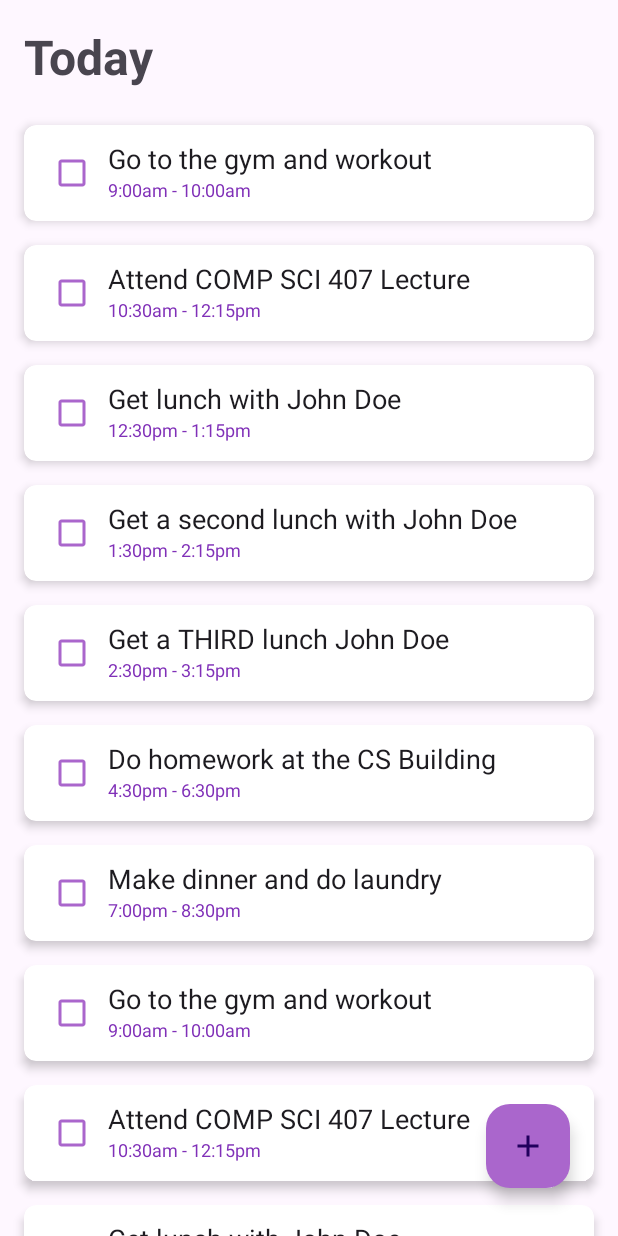
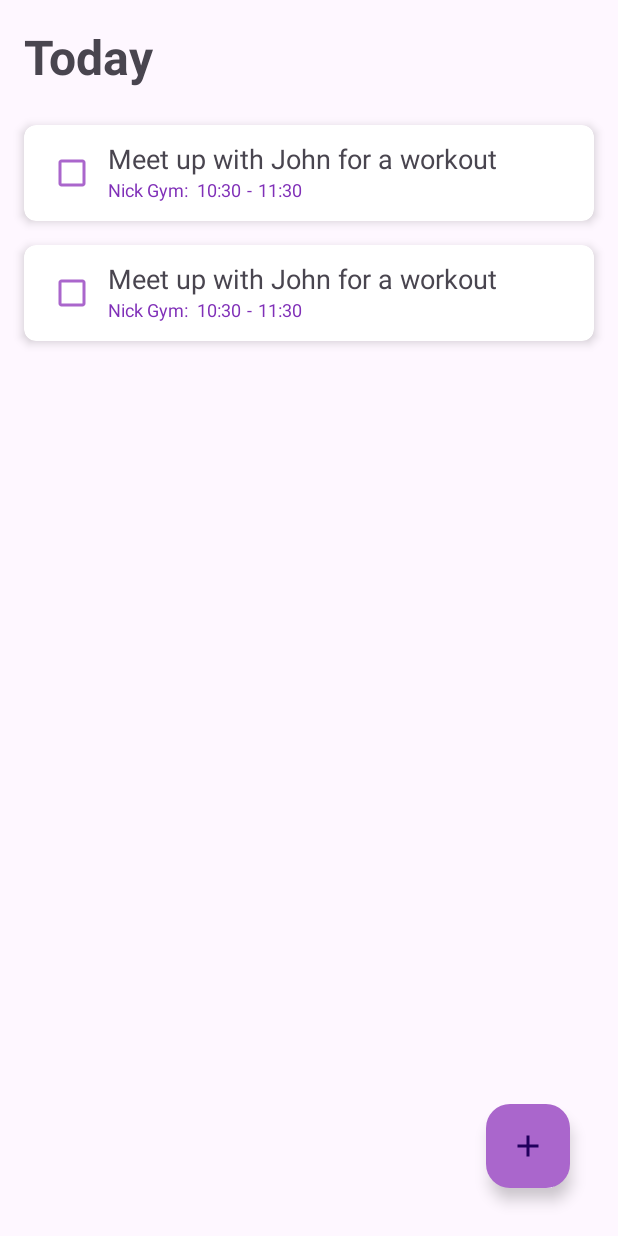
Before and after one commit to cadeheinberg/CS_407_Mobile_App, an Android app: the TasksActivity screen opened directly, with no data from a screen before it, on a phone screen of 412 x 824 dp. Run offline under Robolectric (Android 15) with nearby library versions, the phone set to English and light mode, and no system bars.

```diff
--- /dev/null
+++ b/app/src/main/java/com/cs407/cs407mobileapp/Database/DatabaseHandler.java
@@ -0,0 +1,119 @@
+package com.cs407.cs407mobileapp.Database;
+
+import android.content.ContentValues;
+import android.content.Context;
+import android.database.Cursor;
+import android.database.sqlite.SQLiteDatabase;
+import android.database.sqlite.SQLiteOpenHelper;
+
+import com.cs407.cs407mobileapp.TasksRecyclerView.TaskObject;
+
+import java.util.ArrayList;
+import java.util.List;
+
+public class DatabaseHandler {
+    private static final int VERSION = 1;
+    private static final String DATABASE_NAME = "tasks_database";
+    private static final String TABLE_NAME = "tasks_table";
+    private static final String ID = "id";
+    private static final String CHECKED = "checked";
+    private static final String USERNAME = "username";
+    private static final String START_DATE = "start_date";
+    private static final String END_DATE = "end_date";
+    private static final String LOCATION_NAME = "location_name";
+    private static final String LOCATION_ADDRESS = "location_address";
+    private static final String TITLE = "title";
+    private static final String DESCRIPTION = "description";
+    private static SQLiteDatabase sqLiteDatabase;
+    private String currentUsername;
+    public DatabaseHandler (Context context, String username){
+        SQLiteDatabase sqLiteDatabase = context.openOrCreateDatabase(DATABASE_NAME, Context.MODE_PRIVATE, null);
+        this.sqLiteDatabase = sqLiteDatabase;
+        this.currentUsername = username;
+    }
+    private void createTableInDatabase(){
+        sqLiteDatabase.execSQL("CREATE TABLE IF NOT EXISTS " + TABLE_NAME + " " +
+                "(" + ID + " INTEGER PRIMARY KEY AUTOINCREMENT, " + CHECKED + " INTEGER, " +
+                USERNAME + " TEXT, " + START_DATE + " TEXT, " + END_DATE + " TEXT, " +
+                LOCATION_NAME + " TEXT, " + LOCATION_ADDRESS + " TEXT, " + TITLE + " TEXT, " +
+                DESCRIPTION + " TEXT)");
+    }
+
+    public ArrayList<TaskObject> getTasksFromDatabase(){
+        createTableInDatabase();
+        ArrayList<TaskObject> fromDatabaseList = new ArrayList<TaskObject>();
+
+        // Populate tasksList from tasks in the SQL table with
+        // a matching username
+        Cursor c = sqLiteDatabase.rawQuery("SELECT * FROM " + TABLE_NAME + " WHERE " + USERNAME + " LIKE ?",
+                new String[]{"%" + currentUsername + "%"});
+        int idHeader = c.getColumnIndex(ID);
+        int checkedHeader = c.getColumnIndex(CHECKED);
+        int usernameHeader = c.getColumnIndex(USERNAME);
+        int startDateHeader = c.getColumnIndex(START_DATE);
+        int endDateHeader = c.getColumnIndex(END_DATE);
+        int locationNameHeader = c.getColumnIndex(LOCATION_NAME);
+        int locationAddressHeader = c.getColumnIndex(LOCATION_ADDRESS);
+        int titleHeader = c.getColumnIndex(TITLE);
+        int descriptionHeader = c.getColumnIndex(DESCRIPTION);
+        c.moveToFirst();
+        while(!c.isAfterLast()){
+            fromDatabaseList.add(new TaskObject(c.getInt(idHeader), intToBoolean(c.getInt(checkedHeader)),
+                    c.getString(usernameHeader), c.getString(startDateHeader), c.getString(endDateHeader),
+                    c.getString(locationNameHeader), c.getString(locationAddressHeader), c.getString(titleHeader),
+                    c.getString(descriptionHeader)));
+            c.moveToNext();
+        }
+        c.close();
+
+        return fromDatabaseList;
+    }
+
+    public void addTaskToDatabase(TaskObject task){
+        createTableInDatabase();
+        ContentValues cv = new ContentValues();
+        cv.put(CHECKED, booleanToInt(task.isChecked()));
+        cv.put(USERNAME, task.getUsername());
+        cv.put(START_DATE, task.getStartDate());
+        cv.put(END_DATE, task.getEndDate());
+        cv.put(LOCATION_NAME, task.getLocationName());
+        cv.put(LOCATION_ADDRESS, task.getLocationAddress());
+        cv.put(TITLE, task.getTitle());
+        cv.put(DESCRIPTION, task.getDescription());
+        sqLiteDatabase.insert(TABLE_NAME, null, cv);
+    }
+
+    public void updateTaskInDatabase(TaskObject task){
+        createTableInDatabase();
+        ContentValues cv = new ContentValues();
+        cv.put(CHECKED, booleanToInt(task.isChecked()));
+        cv.put(USERNAME, task.getUsername());
+        cv.put(START_DATE, task.getStartDate());
+        cv.put(END_DATE, task.getEndDate());
+        cv.put(LOCATION_NAME, task.getLocationName());
+        cv.put(LOCATION_ADDRESS, task.getLocationAddress());
+        cv.put(TITLE, task.getTitle());
+        cv.put(DESCRIPTION, task.getDescription());
+        sqLiteDatabase.update(TABLE_NAME, cv, ID + "=? and " + USERNAME + "=?", new String[]{String.valueOf(task.getId()), task.getUsername()});
+    }
+
+    public void deleteTaskFromDatabase(TaskObject task){
+        createTableInDatabase();
+        sqLiteDatabase.delete(TABLE_NAME, ID + "=? and " + USERNAME + "=?", new String[]{String.valueOf(task.getId()), task.getUsername()});
+    }
+
+    private boolean intToBoolean(int n){
+        if(n == 1){
+            return true;
+        }
+        return false;
+    }
+
+    private int booleanToInt(boolean b){
+        if(b){
+            return 1;
+        }
+        return 0;
+    }
+
+}
--- a/app/src/main/java/com/cs407/cs407mobileapp/TasksActivity.java
+++ b/app/src/main/java/com/cs407/cs407mobileapp/TasksActivity.java
@@ -4,13 +4,22 @@ import androidx.appcompat.app.AppCompatActivity;
 import androidx.recyclerview.widget.LinearLayoutManager;
 import androidx.recyclerview.widget.RecyclerView;
 
+import android.content.Context;
 import android.content.Intent;
+import android.content.SharedPreferences;
+import android.database.sqlite.SQLiteDatabase;
+import android.location.LocationListener;
+import android.location.LocationManager;
 import android.os.Bundle;
 
+import com.cs407.cs407mobileapp.Database.DatabaseHandler;
 import com.cs407.cs407mobileapp.TasksRecyclerView.TaskAdapter;
 import com.cs407.cs407mobileapp.TasksRecyclerView.TaskObject;
 
+import java.text.DateFormat;
+import java.text.SimpleDateFormat;
 import java.util.ArrayList;
+import java.util.Date;
 import java.util.List;
 
 public class TasksActivity extends AppCompatActivity {
@@ -18,7 +27,8 @@ public class TasksActivity extends AppCompatActivity {
     private RecyclerView tasksRecyclerView;
 
     private TaskAdapter tasksAdapter;
-    private List<TaskObject> tasksList;
+    SharedPreferences sharedPreferences;
+    private DatabaseHandler db;
 
     @Override
     protected void onCreate(Bundle savedInstanceState) {
@@ -26,37 +36,47 @@ public class TasksActivity extends AppCompatActivity {
         setContentView(R.layout.activity_tasks);
         getSupportActionBar().hide();
 
-        tasksList = new ArrayList<>();
-        tasksList.add(new TaskObject(1, false, "Go to the gym and workout", "9:00am - 10:00am"));
-        tasksList.add(new TaskObject(2, false, "Attend COMP SCI 407 Lecture", "10:30am - 12:15pm"));
-        tasksList.add(new TaskObject(3, false, "Get lunch with John Doe", "12:30pm - 1:15pm"));
-        tasksList.add(new TaskObject(4, false, "Get a second lunch with John Doe", "1:30pm - 2:15pm"));
-        tasksList.add(new TaskObject(5, false, "Get a THIRD lunch John Doe", "2:30pm - 3:15pm"));
-        tasksList.add(new TaskObject(6, false, "Do homework at the CS Building", "4:30pm - 6:30pm"));
-        tasksList.add(new TaskObject(7, false, "Make dinner and do laundry", "7:00pm - 8:30pm"));
-        tasksList.add(new TaskObject(8, false, "Go to the gym and workout", "9:00am - 10:00am"));
-        tasksList.add(new TaskObject(9, false, "Attend COMP SCI 407 Lecture", "10:30am - 12:15pm"));
-        tasksList.add(new TaskObject(10, false, "Get lunch with John Doe", "12:30pm - 1:15pm"));
-        tasksList.add(new TaskObject(11, false, "Get a second lunch with John Doe", "1:30pm - 2:15pm"));
-        tasksList.add(new TaskObject(12, false, "Get a THIRD lunch John Doe", "2:30pm - 3:15pm"));
-        tasksList.add(new TaskObject(13, false, "Do homework at the CS Building", "4:30pm - 6:30pm"));
-        tasksList.add(new TaskObject(14, false, "Make dinner and do laundry", "7:00pm - 8:30pm"));
-        tasksList.add(new TaskObject(15, false, "Go to the gym and workout", "9:00am - 10:00am"));
-        tasksList.add(new TaskObject(16, false, "Attend COMP SCI 407 Lecture", "10:30am - 12:15pm"));
-        tasksList.add(new TaskObject(17, false, "Get lunch with John Doe", "12:30pm - 1:15pm"));
-        tasksList.add(new TaskObject(18, false, "Get a second lunch with John Doe", "1:30pm - 2:15pm"));
-        tasksList.add(new TaskObject(19, false, "Get a THIRD lunch John Doe", "2:30pm - 3:15pm"));
-        tasksList.add(new TaskObject(20, false, "Do homework at the CS Building", "4:30pm - 6:30pm"));
-        tasksList.add(new TaskObject(21, false, "Make dinner and do laundry", "7:00pm - 8:30pm"));
+        // Get username from shared preferences
+        this.sharedPreferences = getSharedPreferences("cs407mobileapp", Context.MODE_PRIVATE);
+        String foundUsername = this.sharedPreferences.getString("username", "");
 
-        tasksRecyclerView = findViewById(R.id.tasksRecylerViewToday);
-        tasksRecyclerView.setLayoutManager(new LinearLayoutManager(this));
+        // Populate tasksList from database
+        TaskObject.setTasksList(new ArrayList<>());
+        this.db = new DatabaseHandler(this, foundUsername);
+        TaskObject.setTasksList(this.db.getTasksFromDatabase());
 
-        tasksAdapter = new TaskAdapter(this, tasksList);
-        tasksRecyclerView.setAdapter(tasksAdapter);
+        // The ID of the next new task made will be +1 of
+        // the users current highest taskID. For uniqueness
+        TaskObject.setNextId();
 
-        //use this to update tasks on screen in future.
-        //tasksAdapter.updateTasks(tasksList);
+        // Show tasksList in RecyclerView
+        this.tasksRecyclerView = findViewById(R.id.tasksRecylerViewToday);
+        this.tasksRecyclerView.setLayoutManager(new LinearLayoutManager(this));
+        this.tasksAdapter = new TaskAdapter(this, TaskObject.getTasksList());
+        this.tasksRecyclerView.setAdapter(this.tasksAdapter);
+
+        // Creating a sample Task and adding it to the list
+        DateFormat dateFormat = new SimpleDateFormat("HH:mm");
+        String startStrDate = dateFormat.format(new Date());
+        Date endDate = new Date();
+        endDate.setTime(new Date().getTime() + 3600000);
+        String endStrDate = dateFormat.format(endDate);
+        String locationName = "Nick Gym";
+        String locationAddress = "12345 Easy Street Madison Wisconsin";
+        String title = "Meet up with John for a workout";
+        String description = "Make sure you pack protein powder and extra water";
+        TaskObject firstTask = new TaskObject(null, false,
+                foundUsername,
+                startStrDate, endStrDate,
+                locationName,
+                locationAddress,
+                title,
+                description);
+        TaskObject.getTasksList().add(firstTask);
+
+        // Updating the database and RecyclerView to show changes
+        db.addTaskToDatabase(firstTask);
+        tasksAdapter.updateTasks(TaskObject.getTasksList());
     }
 
     private void goToTasksActivity(){
--- a/app/src/main/java/com/cs407/cs407mobileapp/TasksRecyclerView/TaskAdapter.java
+++ b/app/src/main/java/com/cs407/cs407mobileapp/TasksRecyclerView/TaskAdapter.java
@@ -11,7 +11,7 @@ import com.cs407.cs407mobileapp.R;
 
 import java.util.List;
 
-public class TaskAdapter extends RecyclerView.Adapter<TaskViewHolder> {
+public class TaskAdapter extends RecyclerView.Adapter<TaskInListViewHolder> {
 
     Context context;
     List<TaskObject> taskObjects;
@@ -23,15 +23,17 @@ public class TaskAdapter extends RecyclerView.Adapter<TaskViewHolder> {
 
     @NonNull
     @Override
-    public TaskViewHolder onCreateViewHolder(@NonNull ViewGroup parent, int viewType) {
-        return new TaskViewHolder(LayoutInflater.from(context).inflate(R.layout.task_layout, parent, false));
+    public TaskInListViewHolder onCreateViewHolder(@NonNull ViewGroup parent, int viewType) {
+        return new TaskInListViewHolder(LayoutInflater.from(context).inflate(R.layout.task_layout, parent, false));
     }
 
     @Override
-    public void onBindViewHolder(@NonNull TaskViewHolder holder, int position) {
+    public void onBindViewHolder(@NonNull TaskInListViewHolder holder, int position) {
         holder.title.setText(taskObjects.get(position).getTitle());
-        holder.date.setText(taskObjects.get(position).getDate());
         holder.checkbox.setChecked(taskObjects.get(position).isChecked());
+        holder.locationName.setText(taskObjects.get(position).getLocationName());
+        holder.startDate.setText(taskObjects.get(position).getStartDate());
+        holder.endDate.setText(taskObjects.get(position).getEndDate());
     }
 
     @Override
--- /dev/null
+++ b/app/src/main/java/com/cs407/cs407mobileapp/TasksRecyclerView/TaskInListViewHolder.java
@@ -0,0 +1,27 @@
+package com.cs407.cs407mobileapp.TasksRecyclerView;
+
+import android.view.View;
+import android.widget.CheckBox;
+import android.widget.TextView;
+
+import androidx.annotation.NonNull;
+import androidx.recyclerview.widget.RecyclerView;
+
+import com.cs407.cs407mobileapp.R;
+
+public class TaskInListViewHolder extends RecyclerView.ViewHolder {
+    public CheckBox checkbox;
+    public TextView title;
+    public TextView startDate;
+    public TextView endDate;
+    public TextView locationName;
+
+    public TaskInListViewHolder(@NonNull View itemView) {
+        super(itemView);
+        title = itemView.findViewById(R.id.taskTitleText);
+        checkbox = itemView.findViewById(R.id.taskToDoCheckBox);
+        locationName = itemView.findViewById(R.id.taskLocationName);
+        startDate = itemView.findViewById(R.id.taskStartDateText);
+        endDate = itemView.findViewById(R.id.taskEndDateText);
+    }
+}
--- a/app/src/main/java/com/cs407/cs407mobileapp/TasksRecyclerView/TaskObject.java
+++ b/app/src/main/java/com/cs407/cs407mobileapp/TasksRecyclerView/TaskObject.java
@@ -1,20 +1,55 @@
 package com.cs407.cs407mobileapp.TasksRecyclerView;
+
+import java.util.ArrayList;
+import java.util.List;
 
 public class TaskObject {
 
     private int id;
+    private boolean checked;
+    private String username;
+    private String startDate;
+    private String endDate;
+    private String locationName;
+    private String locationAddress;
+    private String title;
+    private String description;
+    private static List<TaskObject> tasksList;
+    private static int nextId = 1;
 
-    private boolean checked;
+    public TaskObject(Integer id, boolean checked, String username, String startDate, String endDate, String locationName, String locationAddress, String title, String description) {
+        if(id == null){
+            // Use null for adding a new Task
+            this.nextId = nextId + 1;
+            this.id = nextId;
+        }else{
+            // Used when reading from database
+            this.id = id;
+        }
+        this.checked = checked;
+        this.username = username;
+        this.startDate = startDate;
+        this.endDate = endDate;
+        this.locationName = locationName;
+        this.locationAddress = locationAddress;
+        this.title = title;
+        this.description = description;
+    }
 
-    private String title;
+    public static void setNextId(){
+        for (TaskObject taskObject : tasksList){
+            if (taskObject.getId() > nextId){
+                nextId = taskObject.getId();
+            }
+        }
+    }
 
-    private String date;
+    public static void setTasksList(ArrayList<TaskObject> setterTasksList) {
+        tasksList = setterTasksList;
+    }
 
-    public TaskObject(int id, boolean completed, String text, String time){
-        this.id = id;
-        this.checked = completed;
-        this.title = text;
-        this.date = time;
+    public static List<TaskObject> getTasksList(){
+        return tasksList;
     }
 
     public int getId() {
@@ -33,6 +68,46 @@ public class TaskObject {
         this.checked = checked;
     }
 
+    public String getUsername() {
+        return username;
+    }
+
+    public void setUsername(String username) {
+        this.username = username;
+    }
+
+    public String getStartDate() {
+        return startDate;
+    }
+
+    public void setStartDate(String startDate) {
+        this.startDate = startDate;
+    }
+
+    public String getEndDate() {
+        return endDate;
+    }
+
+    public void setEndDate(String endDate) {
+        this.endDate = endDate;
+    }
+
+    public String getLocationName() {
+        return locationName;
+    }
+
+    public void setLocationName(String locationName) {
+        this.locationName = locationName;
+    }
+
+    public String getLocationAddress() {
+        return locationAddress;
+    }
+
+    public void setLocationAddress(String locationAddress) {
+        this.locationAddress = locationAddress;
+    }
+
     public String getTitle() {
         return title;
     }
@@ -41,11 +116,11 @@ public class TaskObject {
         this.title = title;
     }
 
-    public String getDate() {
-        return date;
+    public String getDescription() {
+        return description;
     }
 
-    public void setDate(String date) {
-        this.date = date;
+    public void setDescription(String description) {
+        this.description = description;
     }
 }
--- a/app/src/main/java/com/cs407/cs407mobileapp/TasksRecyclerView/TaskViewHolder.java
+++ /dev/null
@@ -1,22 +0,0 @@
-package com.cs407.cs407mobileapp.TasksRecyclerView;
-
-import android.view.View;
-import android.widget.CheckBox;
-import android.widget.EditText;
-
-import androidx.annotation.NonNull;
-import androidx.recyclerview.widget.RecyclerView;
-
-import com.cs407.cs407mobileapp.R;
-
-public class TaskViewHolder extends RecyclerView.ViewHolder {
-    CheckBox checkbox;
-    EditText title;
-    EditText date;
-    public TaskViewHolder(@NonNull View itemView) {
-        super(itemView);
-        title = itemView.findViewById(R.id.taskTitleText);
-        date = itemView.findViewById(R.id.taskDateText);
-        checkbox = itemView.findViewById(R.id.taskToDoCheckBox);
-    }
-}
--- a/app/src/main/res/layout/task_layout.xml
+++ b/app/src/main/res/layout/task_layout.xml
@@ -19,7 +19,7 @@
             android:layout_height="wrap_content"
             android:buttonTint="@android:color/holo_purple">
         </CheckBox>
-        <EditText
+        <TextView
             android:id="@+id/taskTitleText"
             android:layout_width="wrap_content"
             android:layout_height="wrap_content"
@@ -29,8 +29,8 @@
             android:textSize="18dp"
             android:layout_marginBottom="0dp"
             android:layout_marginTop="2dp" />
-        <EditText
-            android:id="@+id/taskDateText"
+        <TextView
+            android:id="@+id/taskLocationName"
             android:layout_width="wrap_content"
             android:layout_height="wrap_content"
             android:text="Sample Text"
@@ -39,5 +39,51 @@
             android:layout_below="@id/taskTitleText"
             android:textSize="12dp"
             android:textColor="#8030B8" />
+        <TextView
+            android:id="@+id/taskLocationDivider"
+            android:layout_width="wrap_content"
+            android:layout_height="wrap_content"
+            android:text=":"
+            android:background="@null"
+            android:layout_toEndOf="@+id/taskLocationName"
+            android:layout_below="@id/taskTitleText"
+            android:textSize="12dp"
+            android:textColor="#8030B8" />
+        <TextView
+            android:id="@+id/taskStartDateText"
+            android:layout_width="wrap_content"
+            android:layout_height="wrap_content"
+            android:text="Sample Text"
+            android:background="@null"
+            android:layout_toEndOf="@+id/taskLocationDivider"
+            android:layout_below="@id/taskTitleText"
+            android:textSize="12dp"
+            android:textColor="#8030B8"
+            android:layout_marginLeft="6dp"
+            />
+        <TextView
+            android:id="@+id/taskDateDivider"
+            android:layout_width="wrap_content"
+            android:layout_height="wrap_content"
+            android:text="-"
+            android:background="@null"
+            android:layout_toEndOf="@+id/taskStartDateText"
+            android:layout_below="@id/taskTitleText"
+            android:textSize="12dp"
+            android:textColor="#8030B8"
+            android:layout_marginLeft="4dp"
+            />
+        <TextView
+            android:id="@+id/taskEndDateText"
+            android:layout_width="wrap_content"
+            android:layout_height="wrap_content"
+            android:text="Sample Text"
+            android:background="@null"
+            android:layout_toEndOf="@+id/taskDateDivider"
+            android:layout_below="@id/taskTitleText"
+            android:textSize="12dp"
+            android:textColor="#8030B8"
+            android:layout_marginLeft="4dp"
+            />
     </RelativeLayout>
 </androidx.cardview.widget.CardView>
```
